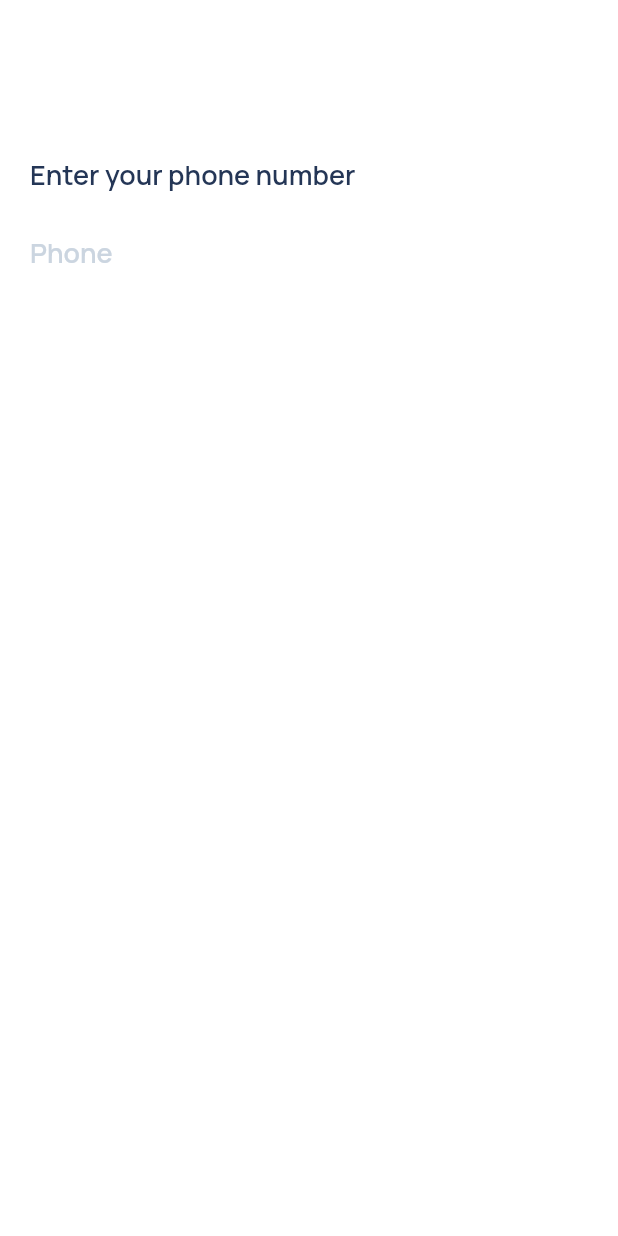
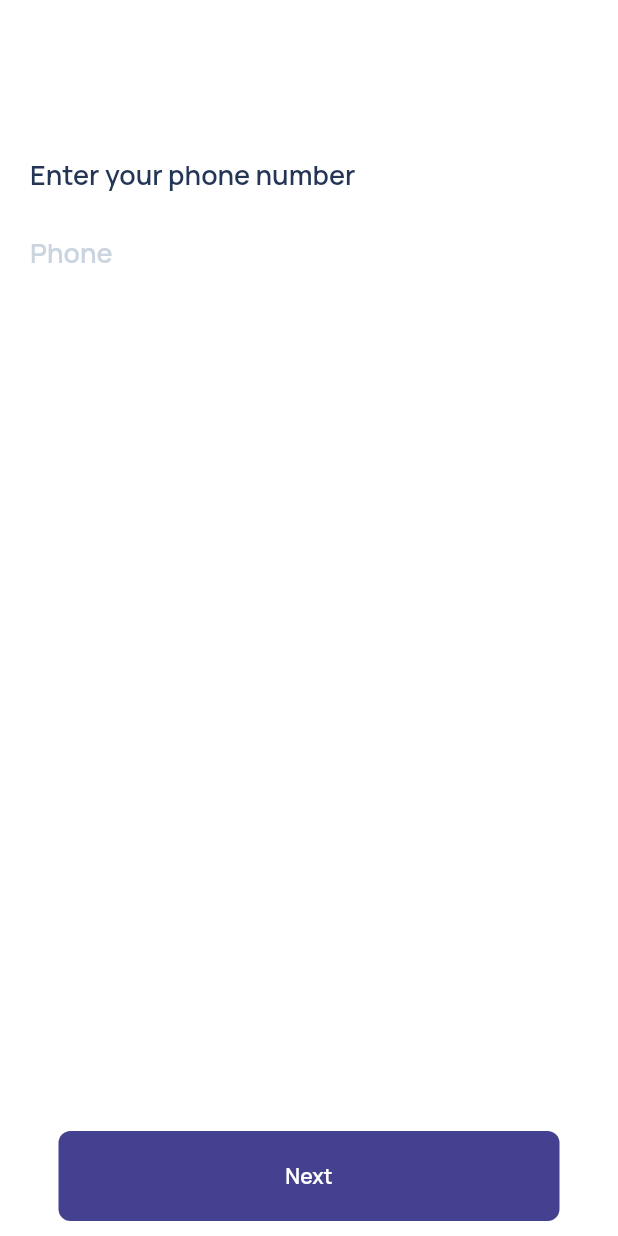
Before and after one commit to cr34t1ve/alewapay, a Flutter app: the screen it shows after launch, on a phone screen of 412 x 824 dp. Run offline on Flutter 3.47's test engine with Material 2 defaults, Android fonts, the phone set to English and light mode, and no system bars.

Commit message:
'Intro Screen 1' constructed

```diff
--- /dev/null
+++ b/lib/components/button.dart
@@ -0,0 +1,35 @@
+import 'package:flutter/material.dart';
+
+class DefaultButton extends StatelessWidget {
+  const DefaultButton({
+    Key key,
+    this.text,
+    this.press,
+  }) : super(key: key);
+  final String text;
+  final Function press;
+
+  @override
+  Widget build(BuildContext context) {
+    return SizedBox(
+      height: 60,
+      width: 334,
+      child: FlatButton(
+        padding: EdgeInsets.all(20.0),
+        shape: RoundedRectangleBorder(
+            borderRadius: BorderRadius.circular(8),
+          ),
+        color: Color(0xFF434190),
+        child: Text(
+          text,
+          style: TextStyle(
+              color: Colors.white,
+              fontFamily: 'Manrope',
+              fontWeight: FontWeight.w600,
+              fontSize: 14),
+        ),
+        onPressed: press,
+      ),
+    );
+  }
+}
--- a/lib/introscreen1/introscreen1.dart
+++ b/lib/introscreen1/introscreen1.dart
@@ -1,12 +1,14 @@
+import 'package:alewa_pay/components/button.dart';
 import 'package:flutter/material.dart';
 
 class IntroScreen1 extends StatefulWidget {
-
   @override
   _IntroScreen1State createState() => _IntroScreen1State();
 }
 
 class _IntroScreen1State extends State<IntroScreen1> {
+  TextEditingController _phoneController = TextEditingController();
+  bool isTen = false;
   @override
   Widget build(BuildContext context) {
     return Scaffold(
@@ -26,8 +28,7 @@ class _IntroScreen1State extends State<IntroScreen1> {
                       fontFamily: 'Manrope',
                       fontSize: 18.0,
                       fontWeight: FontWeight.w600,
-                    color: Color(0xFF243656)
-                  ),
+                      color: Color(0xFF243656)),
                 ),
               ],
             ),
@@ -35,6 +36,13 @@ class _IntroScreen1State extends State<IntroScreen1> {
               height: 15.0,
             ),
             TextField(
+              controller: _phoneController,
+              onChanged: (val) {
+                setState(() {
+                  val.length == 10 ? isTen = true : false;
+                  // _phoneController.text.length == 10 ? true : false;
+                });
+              },
               decoration: InputDecoration(
                   hintText: 'Phone',
                   border: InputBorder.none,
@@ -42,9 +50,35 @@ class _IntroScreen1State extends State<IntroScreen1> {
                       fontFamily: 'Manrope',
                       fontSize: 18.0,
                       fontWeight: FontWeight.w600,
-                  color: Color(0xFFCBD5E0)
+                      color: Color(0xFFCBD5E0))),
+            ),
+            SizedBox(
+              height: 40.0,
+            ),
+            Visibility(
+              visible: isTen,
+              child: Row(
+                children: [
+                  Text(
+                    'By entering and tapping Next, you agree to the\nTerms, E--Sign Consent & Privacy Policy',
+                    style: TextStyle(
+                        fontFamily: 'Manrope',
+                        fontSize: 12.0,
+                        fontWeight: FontWeight.w500,
+                        color: Color(0xFF555E6C)),
                   )
+                ],
               ),
+            ),
+            Spacer(),
+            SafeArea(
+              child: DefaultButton(
+                text: 'Next',
+                press: () {},
+              ),
+            ),
+            SizedBox(
+              height: 10.0,
             )
           ],
         ),
```
Lines whose indentation alone changed are shown as unchanged.
